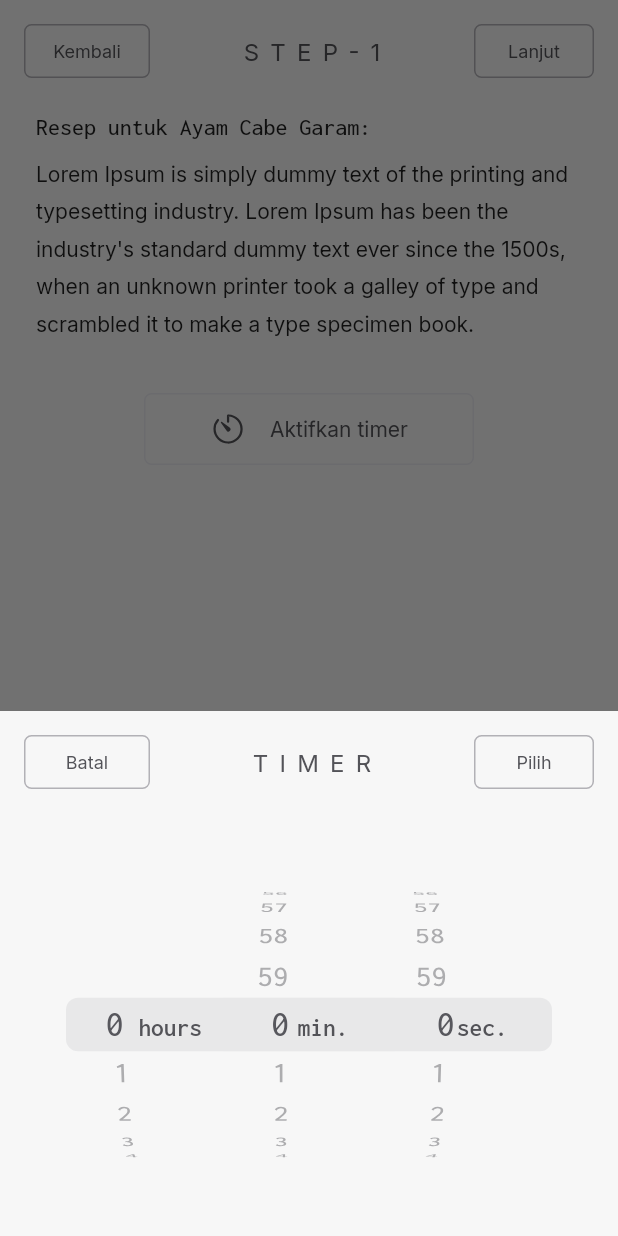
After one commit to andre-nk/pawon, a Flutter app: the StepPage screen opened directly, after a tap on "Aktifkan timer", on a phone screen of 412 x 824 dp. The commit adds this screen. Run offline on Flutter 3.47's test engine with Material 2 defaults, Android fonts, the phone set to English and light mode, and no system bars; our stand-ins replace animate_do, firebase_core, flutter_hex_color, google_fonts, ionicons, page_transition and 2 more; accounts and stored records are empty.

Commit message:
:sparkles: Step Page + Timer Picker

```diff
--- a/lib/ui/pages/instructions_page.dart
+++ b/lib/ui/pages/instructions_page.dart
@@ -28,7 +28,7 @@ class _InstructionPageState extends State<InstructionPage>{
       body: Container(
         width: double.infinity,
         padding: EdgeInsets.symmetric(
-          vertical: Spacers.m24,
+          vertical: Spacers.s8,
           horizontal: Spacers.m16
         ),
         child: ListView.builder(
@@ -59,7 +59,7 @@ class _InstructionPageState extends State<InstructionPage>{
                   child: InstructionsStepTile(
                     title: "Lorem Ipsum is simply dummy text of the printing and typesetting industry. Lorem Ipsum has been the industry's standard dummy text ever since the 1500s",
                     onTap: (){
-                      print("tap");
+                      Navigator.push(context, PageTransition(child: StepPage(), type: PageTransitionType.rightToLeftWithFade));
                     },
                   ),
                 )
--- a/lib/ui/pages/pages.dart
+++ b/lib/ui/pages/pages.dart
@@ -9,6 +9,7 @@ import 'package:pawon/ui/widgets/widgets.dart';
 import 'package:simple_animations/simple_animations.dart';
 import 'package:supercharged/supercharged.dart';
 
+part 'step_page.dart';
 part "onboarding.dart";
 part "homepage.dart";
 part 'sign_in_page.dart';
--- /dev/null
+++ b/lib/ui/pages/step_page.dart
@@ -0,0 +1,149 @@
+part of "pages.dart";
+
+class StepPage extends StatefulWidget {
+  const StepPage({ Key? key }) : super(key: key);
+
+  @override
+  _StepPageState createState() => _StepPageState();
+}
+
+class _StepPageState extends State<StepPage> {
+  @override
+  Widget build(BuildContext context) {
+
+    PreferredSize customAppBar(String title){
+      return PreferredSize(
+        child: CustomAppBar(
+          title: title,
+          leftButton: "Kembali",
+          rightButton: "Lanjut",
+          rightButtonMethod: (){
+            Navigator.push(context, PageTransition(child: InstructionPage(), type: PageTransitionType.rightToLeftWithFade));
+          },
+          leftButtonMethod: (){
+            Navigator.pop(context);
+          }
+        ),
+        preferredSize: Size.fromHeight(68.0),
+      );
+    }
+
+    Widget content(){
+      return Column(
+        crossAxisAlignment: CrossAxisAlignment.start,
+        children: [
+          Text(
+            "Resep untuk Ayam Cabe Garam:",
+            style: Font.incLMedium
+          ),
+          SizedBox(height: Spacers.s8),
+          Text(
+            "Lorem Ipsum is simply dummy text of the printing and typesetting industry. Lorem Ipsum has been the industry's standard dummy text ever since the 1500s, when an unknown printer took a galley of type and scrambled it to make a type specimen book.",
+            style: Font.textMRegular.copyWith(
+              height: 1.75
+            )
+          ),
+          SizedBox(height: 36),
+        ]
+      );
+    }
+
+    Widget calendarPicker(){
+      return Container(
+        color: ColorModel.kWhite,
+        height: 350,
+        child: Column(
+          children: [
+            CustomAppBar(
+              title: "TIMER",
+              leftButton: "Batal",
+              rightButton: "Pilih",
+              rightButtonMethod: (){},
+              leftButtonMethod: (){
+                Navigator.pop(context);
+              }
+            ),
+            Expanded(
+              child: CupertinoTheme(
+                data: CupertinoThemeData(
+                  textTheme: CupertinoTextThemeData(
+                    pickerTextStyle: Font.incXLMedium.copyWith(
+                      color: ColorModel.majorText
+                    )
+                  ),
+                ),
+                child: CupertinoTimerPicker(
+                  mode: CupertinoTimerPickerMode.hms,
+                  onTimerDurationChanged: (val){
+
+                  },
+                ),
+              ),
+            ),
+          ],
+        ),
+      );
+    }
+
+    Widget timerButton(){
+      return Container(
+        margin: EdgeInsets.symmetric(
+          horizontal: 72
+        ),
+        alignment: Alignment.center,
+        child: TextButton(
+          onPressed: (){
+            showModalBottomSheet(
+              context: context,
+              builder: (context){
+                return calendarPicker();
+              }
+            );
+          },
+          style: ElevatedButton.styleFrom(
+            padding: EdgeInsets.symmetric(
+              horizontal: 0,
+              vertical: 12,
+            ),
+            primary: ColorModel.kWhite,
+            shape: RoundedRectangleBorder(
+              borderRadius: Spacers.borderRadius,
+              side: BorderSide(color: ColorModel.kBorder)
+            )
+          ),
+          child: Row(
+            mainAxisAlignment: MainAxisAlignment.center,
+            children: [
+              Icon(
+                Ionicons.timer_outline,
+                color: ColorModel.majorText,
+              ),
+              SizedBox(width: Spacers.m16),
+              Text(
+                "Aktifkan timer",
+                style: Font.textMRegular.copyWith(
+                  color: ColorModel.majorText
+                ),
+              ),
+            ],
+          )
+        ),
+      );
+    }
+
+    return Scaffold(
+      backgroundColor: ColorModel.kWhite,
+      appBar: customAppBar("STEP-1"),
+      body: ListView(
+        padding: EdgeInsets.symmetric(
+          horizontal: Spacers.m24,
+          vertical: Spacers.s8
+        ),
+        children: [
+          content(),
+          timerButton()
+        ]
+      ),
+    );
+  }
+}
```
Also changed, not shown: 8 other files.
